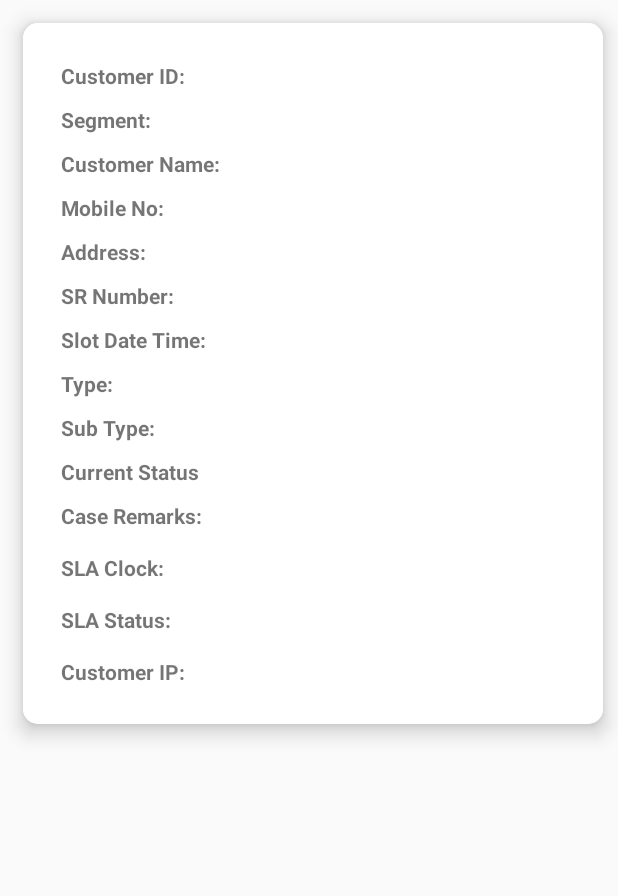
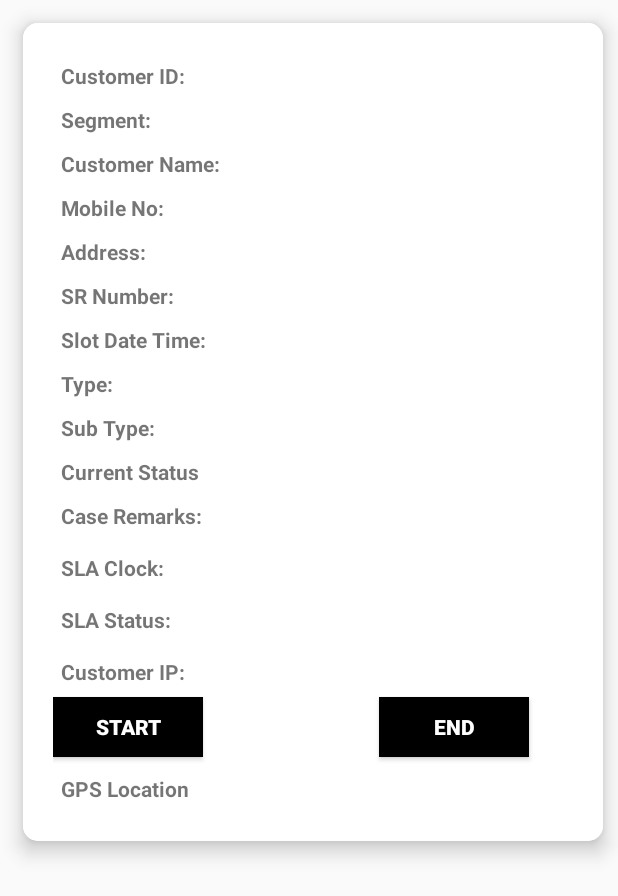
Before and after one commit to harvinAndroid/Spectra-FieldForceApp, an Android app: the layout movie_list_row.xml on its own in the app's theme, with its tools: preview values and no code run, on a phone screen of 412 x 824 dp. Shown: the top 896 px of the screen. Run offline under Robolectric (Android 15) with nearby library versions, the phone set to English and light mode, and no system bars.

Commit message:
card view update

```diff
--- a/app/src/main/res/layout/movie_list_row.xml
+++ b/app/src/main/res/layout/movie_list_row.xml
@@ -278,6 +278,43 @@
             android:layout_marginLeft="120dp"
             android:layout_marginTop="10dp"
             android:layout_marginBottom="5dp" />
+        <Button
+            android:id="@id/startTime"
+            android:layout_width="100dp"
+            android:layout_height="40dp"
+            android:layout_below="@id/customerIP"
+            android:layout_marginTop="2dp"
+            android:text="Start"
+            android:background="@color/colorBlack"
+            android:textColor="@color/colorWhite"
+            android:textStyle="bold"
+            ></Button>
 
+
+
+        <Button
+            android:id="@id/endTime"
+            android:layout_width="100dp"
+            android:layout_height="40dp"
+            android:layout_below="@id/customerIP"
+            android:layout_alignRight="@id/startTime"
+            android:layout_marginLeft="200dp"
+            android:layout_marginTop="2dp"
+            android:layout_marginRight="-217dp"
+            android:background="@color/colorBlack"
+            android:textColor="@color/colorWhite"
+            android:textStyle="bold"
+            android:text="End"></Button>
+
+        <TextView
+            android:id="@+id/endTime"
+            android:layout_width="135dp"
+            android:layout_height="wrap_content"
+            android:layout_below="@id/slaStatus"
+            android:layout_marginLeft="5dp"
+            android:layout_marginTop="88dp"
+            android:layout_marginBottom="5dp"
+            android:text="GPS Location"
+            android:textStyle="bold" />
     </RelativeLayout>
 </androidx.cardview.widget.CardView>
--- /dev/null
+++ b/app/src/main/res/values/ids.xml
@@ -0,0 +1,6 @@
+<?xml version="1.0" encoding="utf-8"?>
+<resources>
+    <item name="startTime" type="id" />
+    <item name="endTime" type="id" />
+    <item name="textViewGSP" type="id" />
+</resources>
```
Also changed, not shown: app/src/main/java/com/spectra/fieldforce/EndtimeInterface.java (added, +11 -0 lines), app/src/main/java/com/spectra/fieldforce/Model/EndtimeRequest.java (added, +81 -0 lines), app/src/main/java/com/spectra/fieldforce/Model/StarttimeRequest.java (added, +78 -0 lines), app/src/main/java/com/spectra/fieldforce/StarttimeInterface.java (added, +11 -0 lines).
